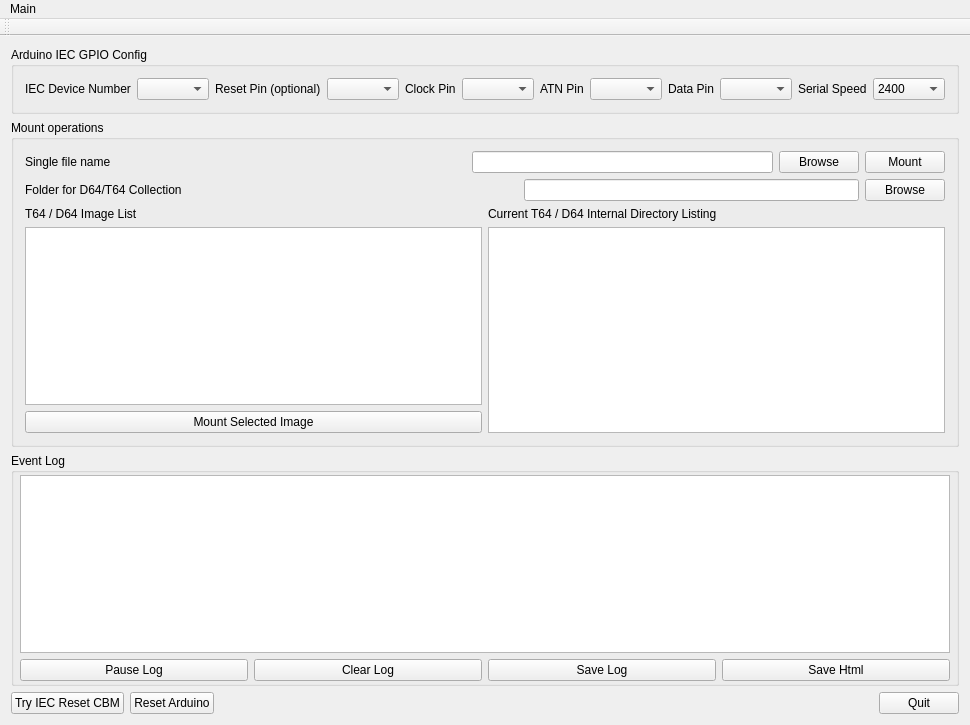
Above: mainwindow.ui from Larswad/uno2iec before the change. Below: the same form after it.
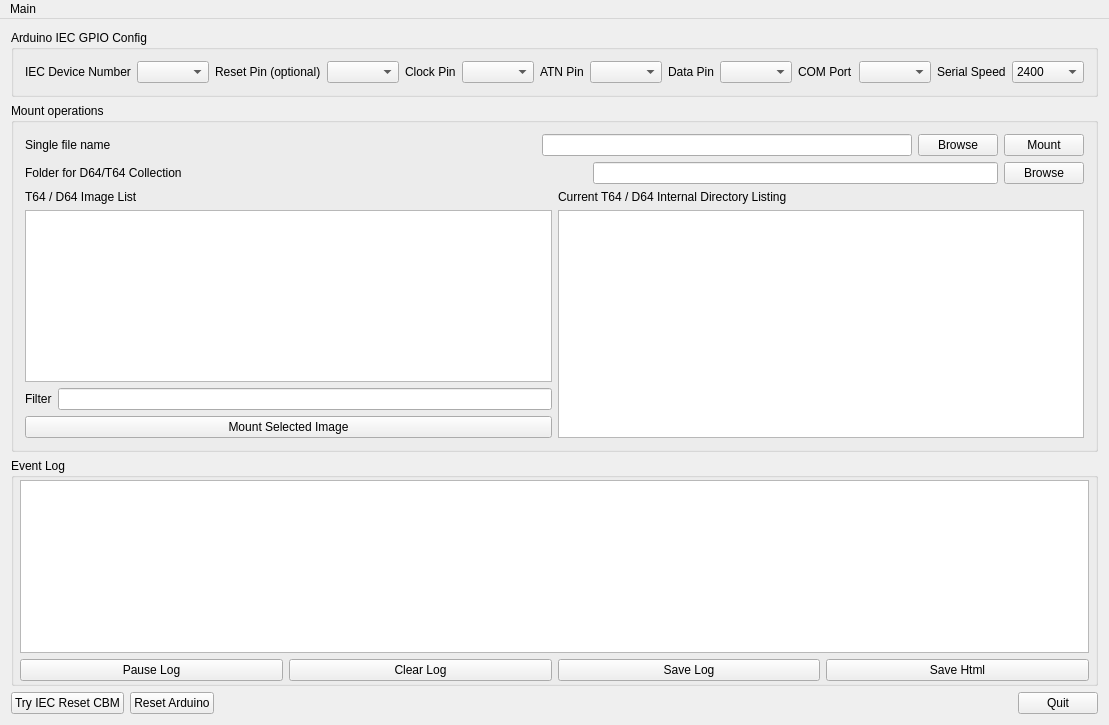
That is the form after the change.

Commit message: User interface changes. Persistency. Image loading from gui.

What changed in the file:
```diff
--- a/mainwindow.ui
+++ b/mainwindow.ui
@@ -6,7 +6,7 @@
    <rect>
     <x>0</x>
     <y>0</y>
-    <width>874</width>
+    <width>1001</width>
     <height>725</height>
    </rect>
   </property>
@@ -71,6 +71,16 @@
        <item>
         <widget class="QComboBox" name="dataPin"/>
        </item>
+       <item>
+        <widget class="QLabel" name="label_11">
+         <property name="text">
+          <string>COM Port</string>
+         </property>
+        </widget>
+       </item>
+       <item>
+        <widget class="QComboBox" name="comPort"/>
+       </item>
        <item>
         <widget class="QLabel" name="label_7">
          <property name="text">
@@ -256,7 +266,7 @@
             </widget>
            </item>
            <item>
-            <widget class="QListView" name="dirList">
+            <widget class="QTreeView" name="dirList">
              <property name="sizePolicy">
               <sizepolicy hsizetype="Preferred" vsizetype="Preferred">
                <horstretch>0</horstretch>
@@ -265,6 +275,33 @@
              </property>
             </widget>
            </item>
+           <item>
+            <layout class="QHBoxLayout" name="horizontalLayout_7">
+             <item>
+              <widget class="QLabel" name="label_12">
+               <property name="sizePolicy">
+                <sizepolicy hsizetype="Minimum" vsizetype="Preferred">
+                 <horstretch>0</horstretch>
+                 <verstretch>0</verstretch>
+                </sizepolicy>
+               </property>
+               <property name="text">
+                <string>Filter</string>
+               </property>
+              </widget>
+             </item>
+             <item>
+              <widget class="QLineEdit" name="imageFilter">
+               <property name="sizePolicy">
+                <sizepolicy hsizetype="Expanding" vsizetype="Fixed">
+                 <horstretch>0</horstretch>
+                 <verstretch>0</verstretch>
+                </sizepolicy>
+               </property>
+              </widget>
+             </item>
+            </layout>
+           </item>
            <item>
             <widget class="QPushButton" name="mountSelected">
              <property name="text">
@@ -292,7 +329,7 @@
            <item>
             <widget class="QListView" name="imageDirList">
              <property name="sizePolicy">
-              <sizepolicy hsizetype="Preferred" vsizetype="Preferred">
+              <sizepolicy hsizetype="Expanding" vsizetype="Preferred">
                <horstretch>0</horstretch>
                <verstretch>0</verstretch>
               </sizepolicy>
@@ -435,7 +472,7 @@
     <rect>
      <x>0</x>
      <y>0</y>
-     <width>874</width>
+     <width>1001</width>
      <height>19</height>
     </rect>
    </property>
@@ -447,14 +484,6 @@
    </widget>
    <addaction name="menuMain"/>
   </widget>
-  <widget class="QToolBar" name="mainToolBar">
-   <attribute name="toolBarArea">
-    <enum>TopToolBarArea</enum>
-   </attribute>
-   <attribute name="toolBarBreak">
-    <bool>false</bool>
-   </attribute>
-  </widget>
   <action name="actionQuit">
    <property name="text">
     <string>Quit</string>
```
Left out of the diff: 2 changed lines with no effect on the pictures. The commit also changes 8 other files.
